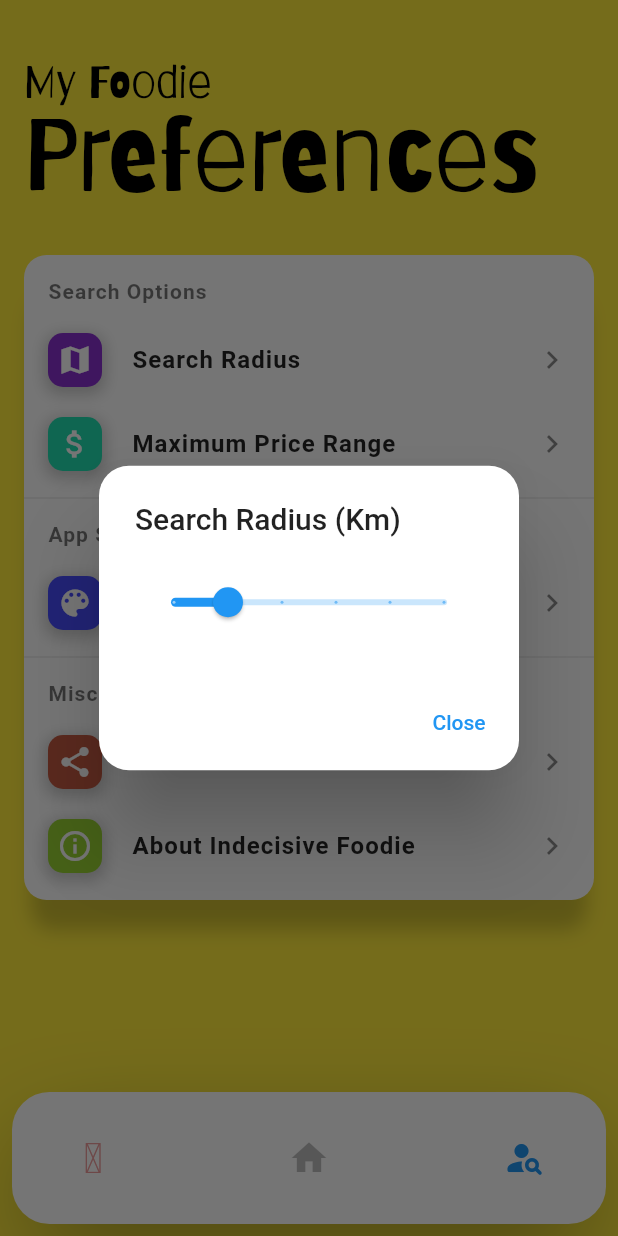
After one commit to AkmiLabs/indecisive-foodie, a Flutter app: the screen it shows after launch, item 2 of the bottom bar chosen, after a tap on "Preferences", after a tap on "Search Radius", on a phone screen of 412 x 824 dp. The commit adds this screen. Run offline on Flutter 3.47's test engine with Material 2 defaults, Android fonts, the phone set to English and light mode, and no system bars; drawn by our look-alikes of google_nav_bar; our stand-ins replace flutter_colorpicker, flutter_linkify, google_fonts, line_icons, share; missing offline and left inert: google_place; network calls fail.

Commit message:
Settings Page

```diff
--- a/lib/main.dart
+++ b/lib/main.dart
@@ -1,6 +1,5 @@
 import 'package:flutter/material.dart';
 import 'package:indecisivefoodie/models/resturants.dart';
-import 'package:indecisivefoodie/screens/about_app/about_app_screen.dart';
 import 'package:indecisivefoodie/screens/all_nearby_stores/all_nearby_stores_screen.dart';
 import 'package:indecisivefoodie/screens/food/food.dart';
 import 'package:indecisivefoodie/screens/screen_controller.dart';
@@ -36,10 +35,10 @@ class _MyAppState extends State<MyApp> {
     print("object");
 
     resturants = await ResturantsApi.instance.getNearby(
-        keyword: "",
+        keyword: "Fried Chicken",
         radius: 1000,
-        type: "restaurants",
-        userLocation: GeoPoint(4.8119283, 7.046236272219636));
+        type: "restaurant",
+        userLocation: GeoPoint(-33.93028868762633, 151.14944273336636));
     nearbyResturants = resturants;
     print(nearbyResturants[0].businessStatus);
   }
@@ -60,7 +59,6 @@ class _MyAppState extends State<MyApp> {
         '/store': (context) => StoreProfileScreen(),
         '/allstores': (context) =>
             AllNearbyStoresScreen(nearbyResturants: nearbyResturants),
-        '/about': (context) => AboutAppScreen(),
       },
     );
   }
--- a/lib/screens/home/home_screen.dart
+++ b/lib/screens/home/home_screen.dart
@@ -8,9 +8,52 @@ import 'package:line_icons/line_icons.dart';
 import 'package:google_place/google_place.dart';
 import 'dart:developer';
 
-class HomeScreen extends StatelessWidget {
+class HomeScreen extends StatefulWidget {
   HomeScreen({Key key, this.infoCallback}) : super(key: key);
   final Function infoCallback;
+
+  @override
+  _HomeScreenState createState() => _HomeScreenState();
+}
+
+class _HomeScreenState extends State<HomeScreen>
+    with SingleTickerProviderStateMixin {
+  Animation<double> animation;
+  AnimationController animController;
+
+  @override
+  void initState() {
+    super.initState();
+    animController = AnimationController(
+      reverseDuration: Duration(milliseconds: 700),
+      duration: Duration(milliseconds: 800),
+      vsync: this,
+    );
+
+    animation = Tween<double>(
+      begin: 1,
+      end: 1.05,
+    ).animate(animController)
+      ..addListener(() {
+        // Empty setState because the updated value is already in the animation field
+        setState(() {});
+      })
+      ..addStatusListener((status) {
+        if (status == AnimationStatus.completed) {
+          animController.reverse();
+        } else if (status == AnimationStatus.dismissed) {
+          animController.forward();
+        }
+      });
+
+    animController.forward();
+  }
+
+  @override
+  void dispose() {
+    animController.dispose();
+    super.dispose();
+  }
 
   @override
   Widget build(BuildContext context) {
@@ -27,7 +70,9 @@ class HomeScreen extends StatelessWidget {
                 mainAxisAlignment: MainAxisAlignment.center,
                 mainAxisSize: MainAxisSize.max,
                 children: [
-                  TextButton(
+                  Transform.scale(
+                    scale: animation.value,
+                    child: TextButton(
                         onPressed: () async {
                           // var googlePlace = GooglePlace(API.key);
 
@@ -40,6 +85,7 @@ class HomeScreen extends StatelessWidget {
                           'assets/images/food.png',
                           width: 260,
                         )),
+                  ),
                 ],
               ),
             ),
@@ -59,7 +105,7 @@ class HomeScreen extends StatelessWidget {
                     CustomButton(
                       label: "Preferences",
                       backgroundColor: Colors.black,
-                      onPressed: infoCallback,
+                      onPressed: widget.infoCallback,
                     ),
                   ],
                 ),
--- a/lib/screens/user_preferences/components/background_color_dialog_box.dart
+++ b/lib/screens/user_preferences/components/background_color_dialog_box.dart
@@ -17,7 +17,9 @@ class _BackgroundColorDialogBoxState extends State<BackgroundColorDialogBox> {
   @override
   Widget build(BuildContext context) {
     return AlertDialog(
-      title: new Text("Change Background Color"),
+      shape: RoundedRectangleBorder(
+          borderRadius: BorderRadius.all(Radius.circular(20))),
+      title: new Text("Background Color"),
       content: BlockPicker(
         pickerColor: Colors.black,
         onColorChanged: (color) {
@@ -31,7 +33,20 @@ class _BackgroundColorDialogBoxState extends State<BackgroundColorDialogBox> {
           Color(0xFFFF598F),
           Color(0xFF02AFB6),
           Colors.redAccent,
-          Colors.orange
+          Colors.orange,
+          Color(0xff31C133),
+          Color(0xffF7BAC5),
+          Color(0xffF7ECDF),
+          Color(0xffE4D1F1),
+          Color(0xffF7F494),
+          Color(0xff01A6E4),
+          Color(0xffD5B3B1),
+          Color(0xff3FE7E8),
+          Color(0xff558CCC),
+          Color(0xff8500F7),
+          Color(0xff14F700),
+          Color(0xffF700EC),
+          Color(0xffF7F7F7),
         ],
       ),
       actions: <Widget>[
--- /dev/null
+++ b/lib/screens/user_preferences/components/search_radius_dialog_box.dart
@@ -0,0 +1,49 @@
+import 'package:flutter/material.dart';
+import 'package:indecisivefoodie/main.dart';
+import 'package:provider/provider.dart';
+
+class SearchRadiusDialogBox extends StatefulWidget {
+  @override
+  _SearchRadiusDialogBoxState createState() => _SearchRadiusDialogBoxState();
+}
+
+class _SearchRadiusDialogBoxState extends State<SearchRadiusDialogBox> {
+  void changeColor(Color color) {
+    // setState(() => pickerColor = color);
+  }
+  double _currentSliderValue = 20;
+
+  @override
+  Widget build(BuildContext context) {
+    return AlertDialog(
+      shape: RoundedRectangleBorder(
+          borderRadius: BorderRadius.all(Radius.circular(20))),
+      title: new Text("Search Radius (Km)"),
+      content: Column(
+        mainAxisSize: MainAxisSize.min,
+        children: [
+          Slider(
+            value: _currentSliderValue,
+            min: 0,
+            max: 100,
+            divisions: 5,
+            label: _currentSliderValue.round().toString(),
+            onChanged: (double value) {
+              setState(() {
+                _currentSliderValue = value;
+              });
+            },
+          )
+        ],
+      ),
+      actions: <Widget>[
+        TextButton(
+          child: Text('Close'),
+          onPressed: () {
+            Navigator.of(context).pop();
+          },
+        )
+      ],
+    );
+  }
+}
--- a/pubspec.yaml
+++ b/pubspec.yaml
@@ -38,6 +38,7 @@ dependencies:
   webview_flutter: ^2.0.8
   flutter_linkify: ^3.1.3
   url_launcher: ^5.4.10
+  modal_bottom_sheet: ^2.0.0
 dev_dependencies:
   flutter_test:
     sdk: flutter
```
Also changed, not shown: lib/screens/about_app/about_app_screen.dart (deleted, +0 -126 lines), lib/screens/about_app/components/terms_and_privacy.dart (deleted, +0 -34 lines), lib/screens/all_nearby_stores/all_nearby_stores_screen.dart (+5 -2 lines), lib/screens/store_profile/store_profile_screen.dart (+9 -1 lines), lib/screens/user_preferences/components/about_modal_sheet.dart (added, +124 -0 lines), lib/screens/user_preferences/components/min_rating_dialog_box.dart (added, +49 -0 lines), lib/screens/user_preferences/user_pref_screen.dart (+16 -5 lines), pubspec.lock, 1 other file. Lines whose indentation alone changed are shown as unchanged.
